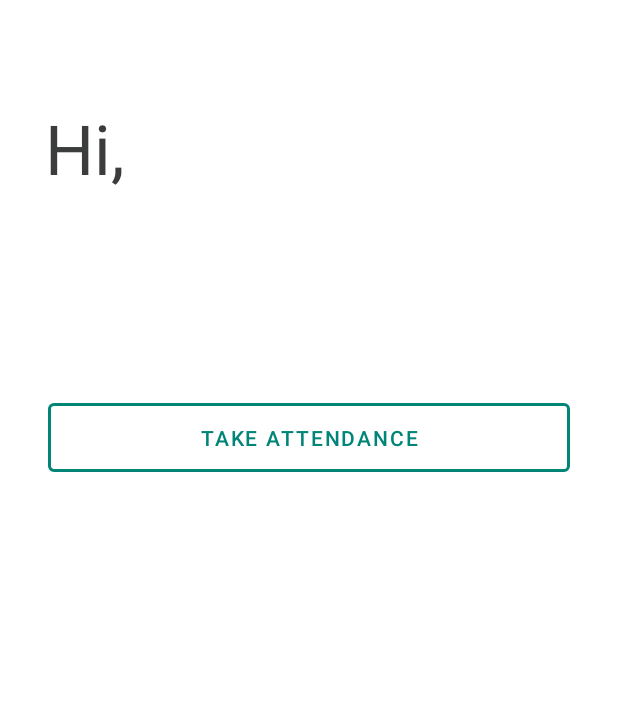
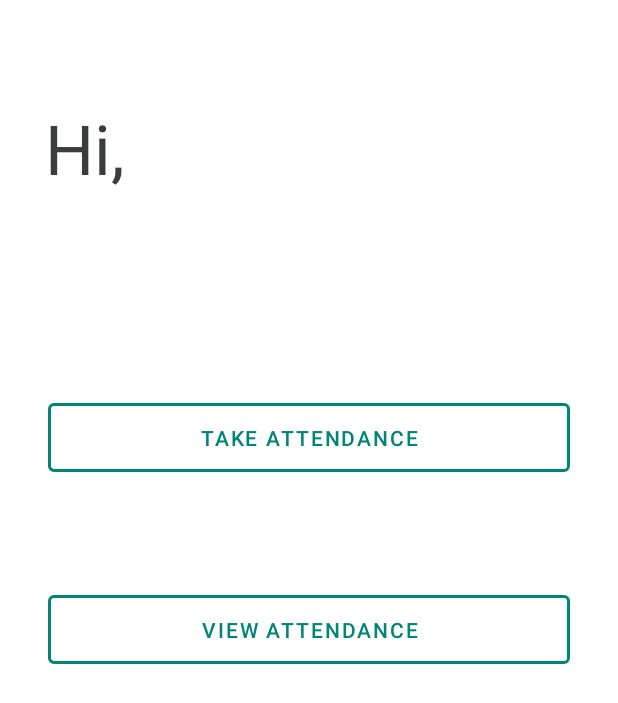
Before and after one commit to Kavyapenial/facey, an Android app: the MainActivity screen opened directly, with no data from a screen before it, on a phone screen of 412 x 824 dp. Shown: the top 703 px of the screen. Run offline under Robolectric (Android 15) with nearby library versions, the phone set to English and light mode, and no system bars; our stand-ins replace Firebase (no records; nobody signed in at launch, a user with empty details on screens opened directly).

Commit message:
main full

```diff
--- a/app/src/main/res/layout/activity_main.xml
+++ b/app/src/main/res/layout/activity_main.xml
@@ -45,4 +45,20 @@
         app:strokeColor="@color/colorPrimary"
         app:strokeWidth="2dp" />
 
+    <com.google.android.material.button.MaterialButton
+        android:id="@+id/viewAttendence"
+        style="@style/Widget.MaterialComponents.Button.OutlinedButton"
+        android:layout_width="match_parent"
+        android:layout_height="@dimen/material_height"
+        android:layout_marginStart="32dp"
+        android:layout_marginTop="232dp"
+        android:layout_marginEnd="32dp"
+        android:text="View Attendance"
+        app:layout_constraintEnd_toEndOf="parent"
+        app:layout_constraintHorizontal_bias="1.0"
+        app:layout_constraintStart_toStartOf="parent"
+        app:layout_constraintTop_toBottomOf="@+id/profileName"
+        app:strokeColor="@color/colorPrimary"
+        app:strokeWidth="2dp" />
+
 </androidx.constraintlayout.widget.ConstraintLayout>
```
